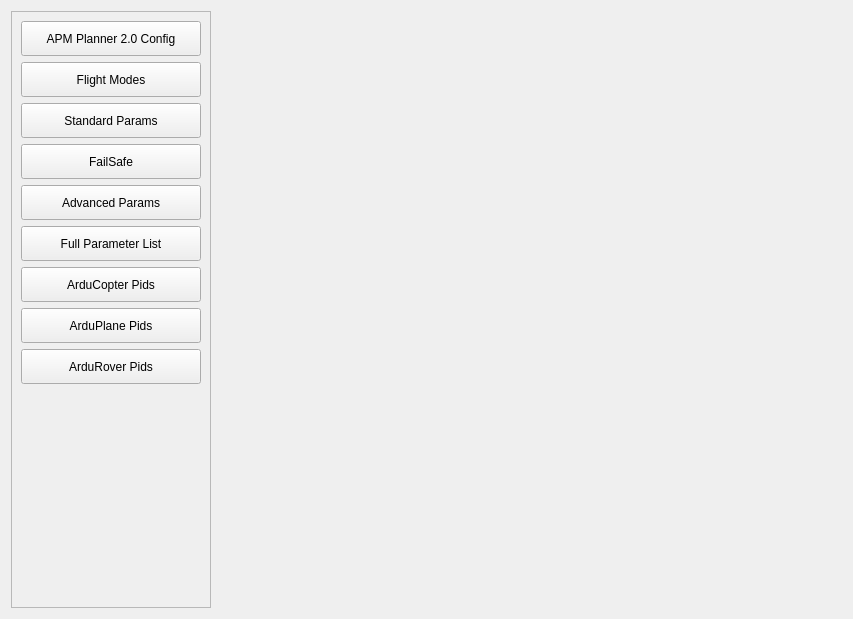
This is src/ui/configuration/ApmSoftwareConfig.ui in ArduPilot/apm_planner as Qt 5 draws it before an edit. The edited form follows.
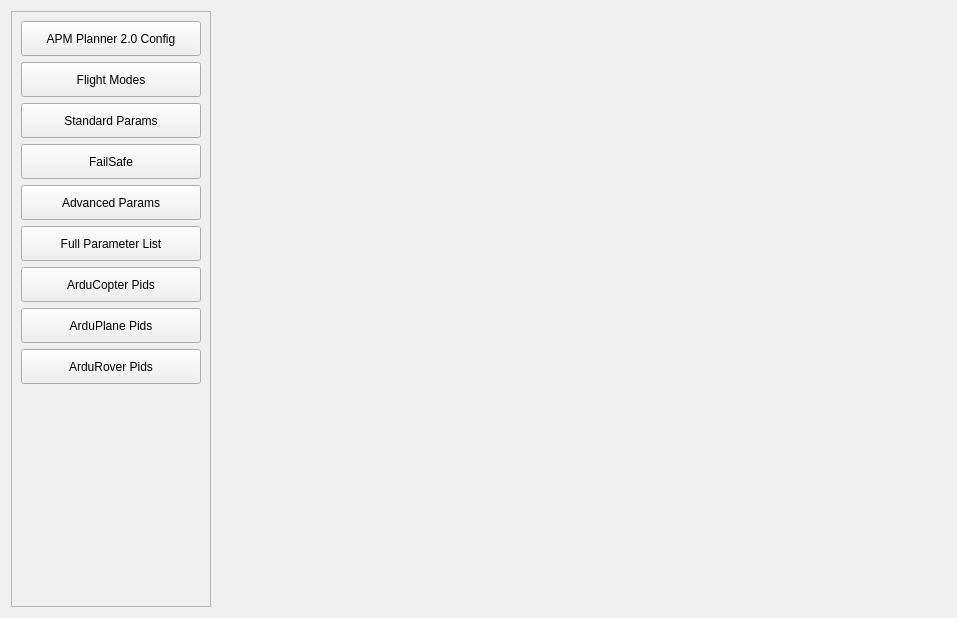
This is the edited form.

Commit message: Change to show/hide buttons as appropriate in ApmSoftwareConfig, based on UAS connect state

```diff
--- a/src/ui/configuration/ApmSoftwareConfig.ui
+++ b/src/ui/configuration/ApmSoftwareConfig.ui
@@ -6,8 +6,8 @@
    <rect>
     <x>0</x>
     <y>0</y>
-    <width>853</width>
-    <height>619</height>
+    <width>957</width>
+    <height>618</height>
    </rect>
   </property>
   <property name="windowTitle">
```
The commit also changes 2 other files.
